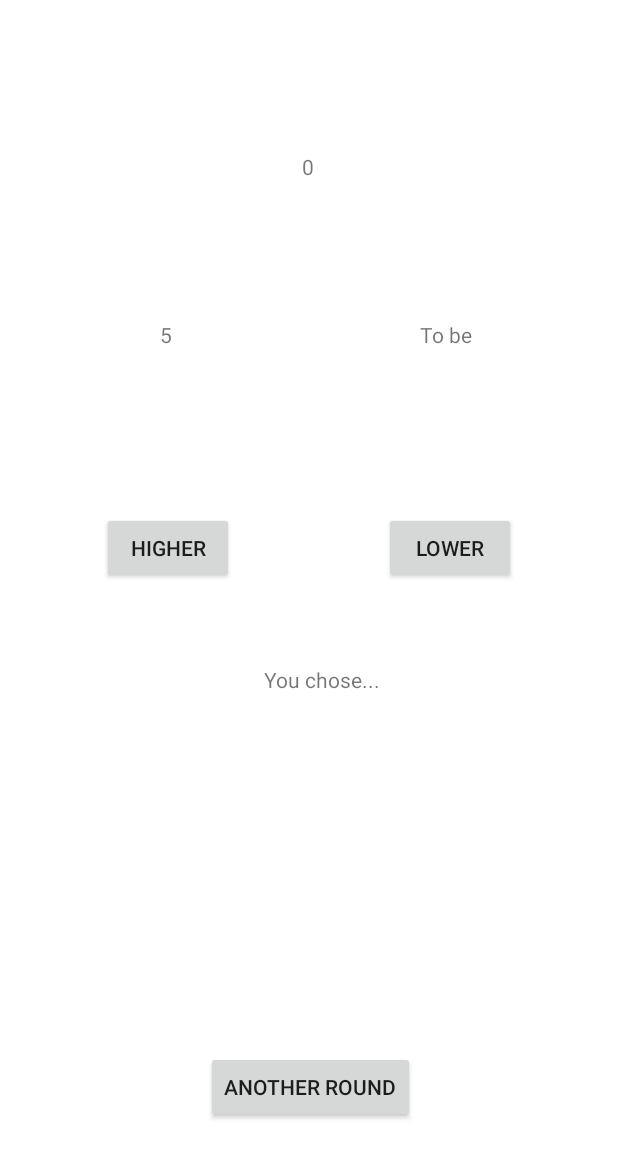
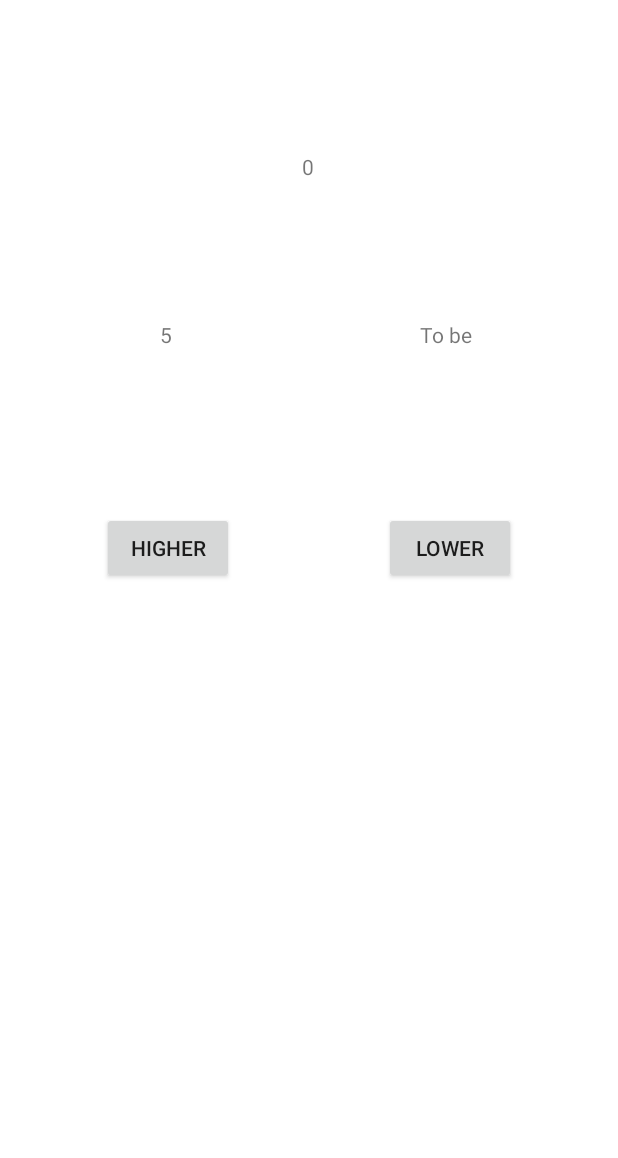
Before and after one commit to rchorngren/uznair, an Android app: the GameActivity screen opened directly, with no data from a screen before it, on a phone screen of 412 x 824 dp. Shown: the top 1158 px of the screen. Run offline under Robolectric (Android 15) with nearby library versions, the light colour scheme and no system bars; 2 statements that could not run were skipped.

Commit message:
Refined fragment handling when guessing correct (game will continue as intended without manual button pushing from the user)

```diff
--- a/app/src/main/java/com/example/uznair/GameActivity.kt
+++ b/app/src/main/java/com/example/uznair/GameActivity.kt
@@ -10,12 +10,12 @@ import android.widget.TextView
 import android.widget.Toast
 import androidx.appcompat.app.AppCompatActivity
 import androidx.core.content.res.TypedArrayUtils.getString
+import kotlinx.android.synthetic.main.fragment_correct.*
 
 
 class GameActivity : AppCompatActivity() {
 
     lateinit var initialNumber : TextView
-    lateinit var answer : TextView
     lateinit var newNumber : TextView
     var initialRandomNumber : Int = (1..10).random()
     var newRandomNumber : Int = (1..10).random()
@@ -32,7 +32,6 @@ class GameActivity : AppCompatActivity() {
 
         var highButton = findViewById<Button>(R.id.upButton)
         var lowButton = findViewById<Button>(R.id.downButton)
-        var anotherGame = findViewById<Button>(R.id.anotherGameButton)
 
         while(initialRandomNumber == newRandomNumber) {
             newRandomNumber = (1..10).random()
@@ -46,13 +45,8 @@ class GameActivity : AppCompatActivity() {
             guessLower()
         }
 
-        anotherGame.setOnClickListener {
-            anotherGame()
-        }
-
         initialNumber = findViewById(R.id.initialNumber)
         initialNumber.text = initialRandomNumber.toString()
-        answer = findViewById(R.id.answerText)
         newNumber = findViewById(R.id.newNumber)
         score = findViewById(R.id.score)
         score.text = playerScore.toString()
@@ -60,13 +54,11 @@ class GameActivity : AppCompatActivity() {
 
     fun guessHigher() {
         if(initialRandomNumber < newRandomNumber) {
-            answer.text = getString(R.string.correct_guess)
             playerScore++
             score.text = playerScore.toString()
             displayCorrectFragment()
         }
         else {
-            answer.text = getString(R.string.incorrect_guess)
             gameOver()
         }
         newNumber.text = newRandomNumber.toString()
@@ -74,13 +66,11 @@ class GameActivity : AppCompatActivity() {
 
     fun guessLower() {
         if(initialRandomNumber > newRandomNumber) {
-            answer.text = getString(R.string.correct_guess)
             playerScore++
             score.text = playerScore.toString()
             displayCorrectFragment()
         }
         else {
-            answer.text = getString(R.string.incorrect_guess)
             gameOver()
         }
         newNumber.text = newRandomNumber.toString()
@@ -99,7 +89,6 @@ class GameActivity : AppCompatActivity() {
         initialRandomNumber = newRandomNumber
         initialNumber.text = initialRandomNumber.toString()
         newNumber.text = getString(R.string.card_backside)
-        answer.text = getString(R.string.waiting_for_result)
         newRandomNumber = (1..10).random()
         while(initialRandomNumber == newRandomNumber) {
             newRandomNumber = (1..10).random()
@@ -121,4 +110,13 @@ class GameActivity : AppCompatActivity() {
         // startActivity(highScoreIntent)
     }
 
+    fun removeCorrectFragment() {
+        val correctFragment = supportFragmentManager.findFragmentByTag("correctFragment")
+        if(correctFragment != null) {
+            val transaction = supportFragmentManager.beginTransaction()
+            transaction.remove(correctFragment)
+            transaction.commit()
+        }
+    }
+
 }
--- a/app/src/main/res/layout/activity_game.xml
+++ b/app/src/main/res/layout/activity_game.xml
@@ -19,31 +19,6 @@
         <androidx.constraintlayout.widget.ConstraintLayout
             android:layout_width="match_parent"
             android:layout_height="match_parent">
-
-            <TextView
-                android:id="@+id/answerText"
-                android:layout_width="wrap_content"
-                android:layout_height="wrap_content"
-                android:layout_marginStart="176dp"
-                android:layout_marginTop="54dp"
-                android:layout_marginEnd="159dp"
-                android:text="@string/waiting_for_result"
-                app:layout_constraintEnd_toEndOf="parent"
-                app:layout_constraintHorizontal_bias="0.0"
-                app:layout_constraintStart_toStartOf="parent"
-                app:layout_constraintTop_toBottomOf="@+id/upButton" />
-
-            <Button
-                android:id="@+id/anotherGameButton"
-                android:layout_width="wrap_content"
-                android:layout_height="wrap_content"
-                android:layout_marginStart="137dp"
-                android:layout_marginEnd="136dp"
-                android:layout_marginBottom="75dp"
-                android:text="@string/another_button"
-                app:layout_constraintBottom_toBottomOf="parent"
-                app:layout_constraintEnd_toEndOf="parent"
-                app:layout_constraintStart_toStartOf="parent" />
 
             <TextView
                 android:id="@+id/initialNumber"
--- a/app/src/main/res/values/strings.xml
+++ b/app/src/main/res/values/strings.xml
@@ -21,4 +21,5 @@
 
     <string name="gamecontinue_header">Correct!</string>
     <string name="correct_card">This card!</string>
+    <string name="continue_button">Continue</string>
 </resources>
```
Also changed, not shown: app/src/main/java/com/example/uznair/CorrectFragment.kt (+9 -0 lines), app/src/main/res/layout/fragment_correct.xml (+10 -0 lines), 1 other file.
